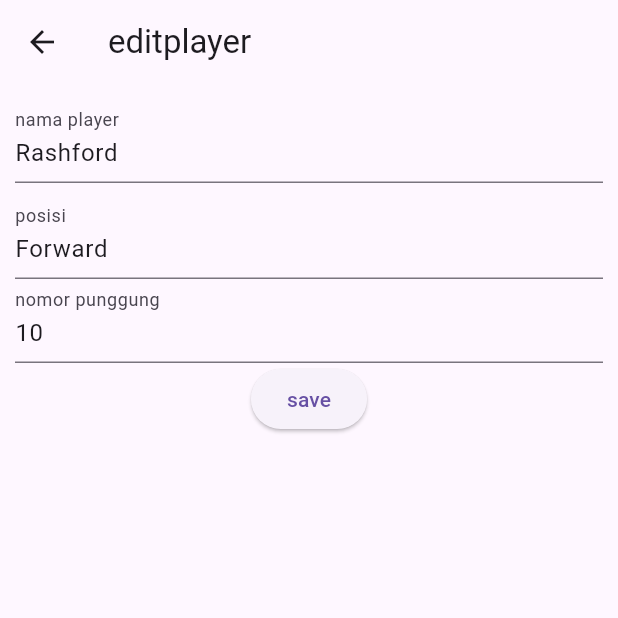
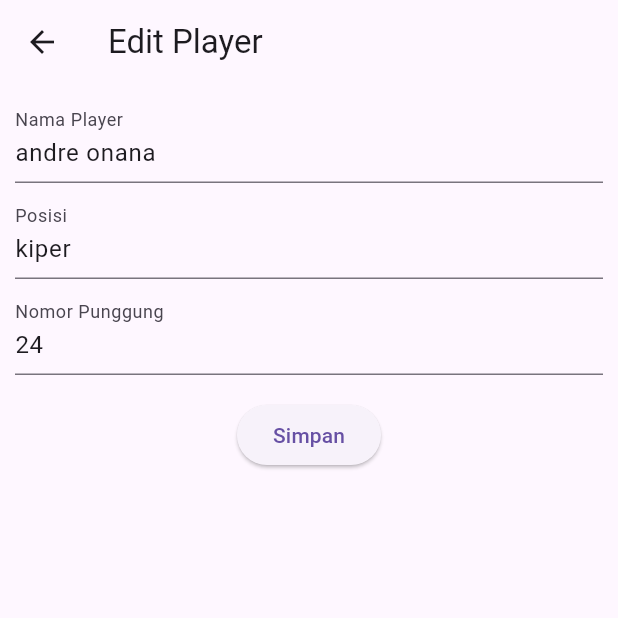
Before and after one commit to AlifAhmad607/tugas1_flutter_11pplg2, a Flutter app: the Editplayerpage screen opened directly with empty values, on a phone screen of 412 x 824 dp, the top half of it. Run offline on Flutter 3.47's test engine with Material 3 defaults, Android fonts, the phone set to English and light mode, and no system bars; our stand-ins replace get; network calls fail; statements that could not run were skipped.

```diff
--- a/latihan1_11pplg2/lib/controller/EditPlayercontroller.dart
+++ b/latihan1_11pplg2/lib/controller/EditPlayercontroller.dart
@@ -1,39 +1,45 @@
+import 'package:flutter/cupertino.dart';
 import 'package:get/get.dart';
+import 'package:latihan1_11pplg2/controller/footbalplayercontroller.dart';
 import 'package:latihan1_11pplg2/modelplayer.dart';
 
 class Editplayercontroller extends GetxController {
-  var players = <Player>[
-    Player(
-      nama: 'Rashford',
-      posisi: 'Forward',
-      nomorPunggung: 10,
+  final nama = TextEditingController();
+  final posisi = TextEditingController();
+  final nomor = TextEditingController();
+  final gambar = TextEditingController();
 
-    ),
-    Player(
-      nama: 'Bruno Fernandes',
-      posisi: 'Forward',
-      nomorPunggung: 7,
+  final playerController = Get.find<Footbalplayercontroller>();
+  late int index;
 
-    ),
-    Player(
-      nama: 'Casemiro',
-      posisi: 'Forward',
-      nomorPunggung: 7,
 
-    ),
-    Player(
-      nama: 'Varane',
-      posisi: 'Forward',
-      nomorPunggung: 7,
+   void onInit() {
+    super.onInit();
+    index = Get.arguments as int;
 
-    ),
-  ].obs;
+    final player = playerController.players[index];
+    nama.text = player.nama;
+    posisi.text = player.posisi;
+    nomor.text = player.nomorPunggung.toString();
+  }
 
-  void updatePlayer(int index, String namaBaru, String posisiBaru, int nomorBaru) {
-    players[index].nama = namaBaru;
-    players[index].posisi = posisiBaru;
-    players[index].nomorPunggung = nomorBaru;
-    update(); // untuk memicu refresh jika pakai GetBuilder
-    players.refresh(); // kalau pakai Obx
+  void save() {
+    playerController.updatePlayer(
+      index,
+      Player(
+        nama: nama.text,
+        posisi: posisi.text,
+        nomorPunggung: int.parse(nomor.text),
+        images: playerController.players[index].images,
+      ),
+
+    );
+    Get.back();
+  }
+     void onClose() {
+    nama.dispose();
+    posisi.dispose();
+    nomor.dispose();
+    super.onClose();
   }
 }
--- a/latihan1_11pplg2/lib/controller/footbalplayercontroller.dart
+++ b/latihan1_11pplg2/lib/controller/footbalplayercontroller.dart
@@ -1,14 +1,38 @@
 import 'package:get/get.dart';
+import 'package:latihan1_11pplg2/modelplayer.dart';
 
 class Footbalplayercontroller extends GetxController {
-  var players = <String>[
-    "Rashford",
-    "Bruno Fernandes",
-    "Casemiro",
-    "Varane"
+  var players = <Player>[
+    Player(
+    nama: "andre onana",
+    posisi: "kiper",
+    nomorPunggung: 24,
+    images: "assets/images/onana.webp",
+    ),
+
+    Player(
+    nama: "Bruno fernandes",
+    posisi: "Midfilder",
+    nomorPunggung: 8,
+    images: "assets/images/brunofernandes.jpg"),
+    Player(
+    nama: "casemiro",
+    posisi: "Midfilder",
+    nomorPunggung: 18,
+    images: "assets/images/casdedmiro.jpg"),
+    Player(
+    nama: "Garnacho ",
+    posisi: "posisi",
+    nomorPunggung: 17,
+    images: "assets/images/garnacho.jpg"),
   ].obs;
 
-  void updatePlayer(int index, String namaBaru ){
-    players[index] = namaBaru;
+   void updatePlayer(int index, Player newplayer) {
+    players[index] = newplayer;
   }
 }
+
+// "Rashford",
+    // "Bruno Fernandes",
+    // "Casemiro",
+    // "Varane"
--- a/latihan1_11pplg2/lib/controller/profilecon troller.dart
+++ b/latihan1_11pplg2/lib/controller/profilecon troller.dart
@@ -4,5 +4,5 @@ class ProfileController extends GetxController {
   var name = "Alif".obs;
   var email = "Alifahmda@gmail.com".obs;
   var address = "Kudus".obs;
-  var imageUrl = "https://geotimes.id/wp-content/uploads/2018/05/original-kurt-cobain-style-43-jpg-151570f5.jpg".obs; // contoh foto random
+  var imageUrl = "https://geotimes.id/wp-content/uploads/2018/05/original-kurt-cobain-style-43-jpg-151570f5.jpg".obs;
 }
--- a/latihan1_11pplg2/lib/modelplayer.dart
+++ b/latihan1_11pplg2/lib/modelplayer.dart
@@ -2,12 +2,14 @@ class Player {
   String nama;
   String posisi;
   int nomorPunggung;
+  String images;
 
 
   Player({
     required this.nama,
     required this.posisi,
     required this.nomorPunggung,
+    required this.images,
 
   });
 }
--- a/latihan1_11pplg2/lib/pages/editplayerpage.dart
+++ b/latihan1_11pplg2/lib/pages/editplayerpage.dart
@@ -1,59 +1,41 @@
 import 'package:flutter/material.dart';
-import 'package:flutter/widgets.dart';
 import 'package:get/get.dart';
-import 'package:get/get_core/src/get_main.dart';
 import 'package:latihan1_11pplg2/controller/EditPlayercontroller.dart';
 
-
 class Editplayerpage extends StatelessWidget {
-
-
   final Editplayercontroller editplayercontroller = Get.put(Editplayercontroller());
 
-    final TextEditingController namaController = TextEditingController();
-    final TextEditingController posisiController = TextEditingController();
-    final TextEditingController nomorController = TextEditingController();
-
   @override
-     final index = Get.arguments as int;
   Widget build(BuildContext context) {
-    final player = editplayercontroller.players[index];
-    namaController.text = player.nama;
-    posisiController.text = player.posisi;
-    nomorController.text = player.nomorPunggung.toString();
-
     return Scaffold(
-        appBar: AppBar(title: Text("editplayer"),),
+      appBar: AppBar(title: Text("Edit Player")),
       body: Padding(
         padding: EdgeInsets.all(10),
         child: Column(
           children: [
             TextField(
-                controller: namaController,
-                decoration: InputDecoration(labelText: "nama player"),
+              controller: editplayercontroller.nama,
+              decoration: InputDecoration(labelText: "Nama Player"),
             ),
-              SizedBox(height: 8,),
+            SizedBox(height: 8),
             TextField(
-                controller: posisiController,
-                decoration: InputDecoration(labelText: "posisi"),
+              controller: editplayercontroller.posisi,
+              decoration: InputDecoration(labelText: "Posisi"),
             ),
+            SizedBox(height: 8),
             TextField(
-                controller: nomorController,
-                decoration: InputDecoration(labelText: "nomor punggung "),
+              controller: editplayercontroller.nomor,
+              decoration: InputDecoration(labelText: "Nomor Punggung"),
+              keyboardType: TextInputType.number,
             ),
-              ElevatedButton(onPressed: () {
-                editplayercontroller.updatePlayer(
-                index,
-                namaController.text,
-                posisiController.text,
-                int.tryParse(nomorController.text) ?? player.nomorPunggung,
-                );
-                Get.back();
-              }, child: Text("save"))
-
+            SizedBox(height: 16),
+            ElevatedButton(
+              onPressed: editplayercontroller.save,
+              child: Text("Simpan"),
+            ),
           ],
         ),
       ),
-      ) ;
+    );
   }
 }
--- a/latihan1_11pplg2/lib/pages/homepage.dart
+++ b/latihan1_11pplg2/lib/pages/homepage.dart
@@ -19,9 +19,9 @@ class HomePage extends StatelessWidget {
   @override
   Widget build(BuildContext context) {
     return Obx(() => Scaffold(
-      body: pages[navController.currentIndex.value],
+      body: pages[navController.selectedIndex.value],
       bottomNavigationBar: BottomNavigationBar(
-        currentIndex: navController.currentIndex.value,
+        currentIndex: navController.selectedIndex.value,
         onTap: navController.changePage,
         items: [
           BottomNavigationBarItem(icon: Icon(Icons.calculate), label: 'Kalkulator'),
--- a/latihan1_11pplg2/pubspec.yaml
+++ b/latihan1_11pplg2/pubspec.yaml
@@ -61,6 +61,11 @@ flutter:
   # To add assets to your application, add an assets section, like this:
   assets:
     - assets/images/manchaster.png
+    - assets/images/onana.webp
+    - assets/images/brunofernandes.jpg
+    - assets/images/casdedmiro.jpg
+    - assets/images/garnacho.jpg
+
 
   # An image asset can refer to one or more resolution-specific "variants", see
   # https://flutter.dev/to/resolution-aware-images
```
Also changed, not shown: latihan1_11pplg2/lib/controller/navcontroller.dart (+4 -4 lines), latihan1_11pplg2/lib/pages/footballpage.dart (+13 -4 lines), latihan1_11pplg2/assets/images/brunofernandes.jpg (added), latihan1_11pplg2/assets/images/casdedmiro.jpg (added), latihan1_11pplg2/assets/images/garnacho.jpg (added), latihan1_11pplg2/assets/images/onana.webp (added). Lines whose indentation alone changed are shown as unchanged.
